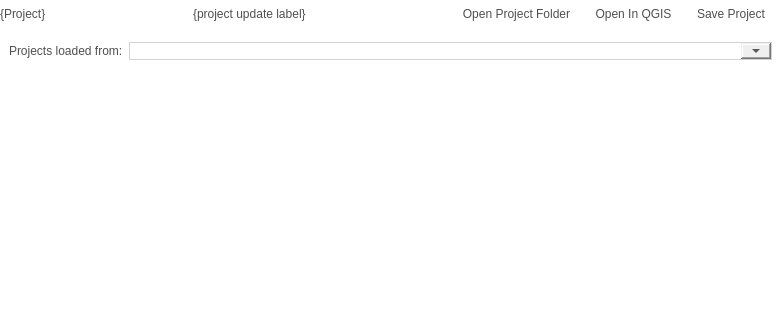
The window that src/configmanager/ui/ui_projectwidget.ui (roam-qgis/Roam) describes before a commit, drawn with Qt 5; both pictures show x 0 to 781 and y 0 to 320 of the 781 by 733 pixel window.
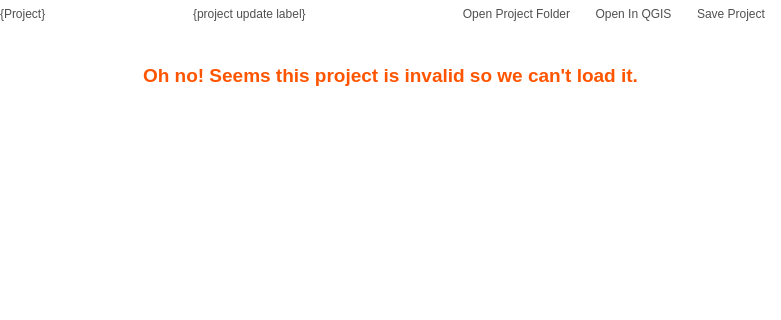
The same window after the commit. Icons and pictures are not drawn. Custom widgets are drawn as their Qt base class.

Commit message: Fix #119 - Better handling of errors with project folders

```diff
--- a/src/configmanager/ui/ui_projectwidget.ui
+++ b/src/configmanager/ui/ui_projectwidget.ui
@@ -99,7 +99,7 @@
       </sizepolicy>
      </property>
      <property name="currentIndex">
-      <number>6</number>
+      <number>7</number>
      </property>
      <widget class="QWidget" name="project_info_page">
       <layout class="QGridLayout" name="gridLayout_11">
@@ -1132,6 +1132,56 @@
        </item>
       </layout>
      </widget>
+     <widget class="QWidget" name="invalidproject_page">
+      <layout class="QVBoxLayout" name="verticalLayout">
+       <item>
+        <widget class="QLabel" name="formslayerlabel_2">
+         <property name="sizePolicy">
+          <sizepolicy hsizetype="Preferred" vsizetype="Maximum">
+           <horstretch>0</horstretch>
+           <verstretch>0</verstretch>
+          </sizepolicy>
+         </property>
+         <property name="text">
+          <string>&lt;!DOCTYPE HTML PUBLIC &quot;-//W3C//DTD HTML 4.0//EN&quot; &quot;http://www.w3.org/TR/REC-html40/strict.dtd&quot;&gt;
+&lt;html&gt;&lt;head&gt;&lt;meta name=&quot;qrichtext&quot; content=&quot;1&quot; /&gt;&lt;style type=&quot;text/css&quot;&gt;
+p, li { white-space: pre-wrap; }
+&lt;/style&gt;&lt;/head&gt;&lt;body style=&quot; font-family:'Segoe UI'; font-size:14pt; font-weight:72; font-style:normal;&quot;&gt;
+&lt;p style=&quot; margin-top:0px; margin-bottom:0px; margin-left:0px; margin-right:0px; -qt-block-indent:0; text-indent:0px;&quot;&gt;&lt;span style=&quot; font-weight:600; color:#ff5500;&quot;&gt;Oh no! Seems this project is invalid so we can't load it.&lt;/span&gt;&lt;/p&gt;&lt;/body&gt;&lt;/html&gt;</string>
+         </property>
+         <property name="alignment">
+          <set>Qt::AlignCenter</set>
+         </property>
+         <property name="wordWrap">
+          <bool>true</bool>
+         </property>
+         <property name="isheader" stdset="0">
+          <bool>true</bool>
+         </property>
+        </widget>
+       </item>
+       <item>
+        <widget class="QLabel" name="reasons_label">
+         <property name="text">
+          <string>&lt;!DOCTYPE HTML PUBLIC &quot;-//W3C//DTD HTML 4.0//EN&quot; &quot;http://www.w3.org/TR/REC-html40/strict.dtd&quot;&gt;
+&lt;html&gt;&lt;head&gt;&lt;meta name=&quot;qrichtext&quot; content=&quot;1&quot; /&gt;&lt;style type=&quot;text/css&quot;&gt;
+p, li { white-space: pre-wrap; }
+&lt;/style&gt;&lt;/head&gt;&lt;body style=&quot; font-family:'Segoe UI'; font-size:14pt; font-weight:72; font-style:normal;&quot;&gt;
+&lt;p style=&quot;-qt-paragraph-type:empty; margin-top:0px; margin-bottom:0px; margin-left:0px; margin-right:0px; -qt-block-indent:0; text-indent:0px;&quot;&gt;&lt;/p&gt;&lt;/body&gt;&lt;/html&gt;</string>
+         </property>
+         <property name="alignment">
+          <set>Qt::AlignLeading|Qt::AlignLeft|Qt::AlignTop</set>
+         </property>
+         <property name="wordWrap">
+          <bool>true</bool>
+         </property>
+         <property name="isheader" stdset="0">
+          <bool>true</bool>
+         </property>
+        </widget>
+       </item>
+      </layout>
+     </widget>
     </widget>
    </item>
    <item row="0" column="0">
```
Left out of the diff: 1 changed line with no effect on the pictures. The commit also changes 4 other files.
